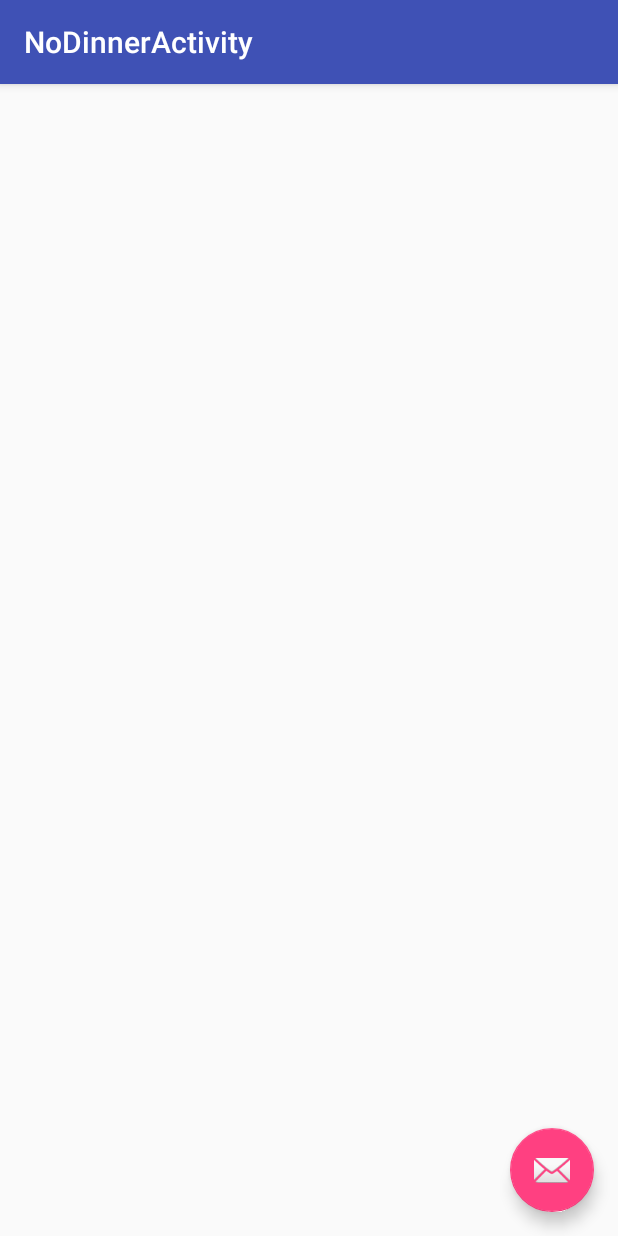
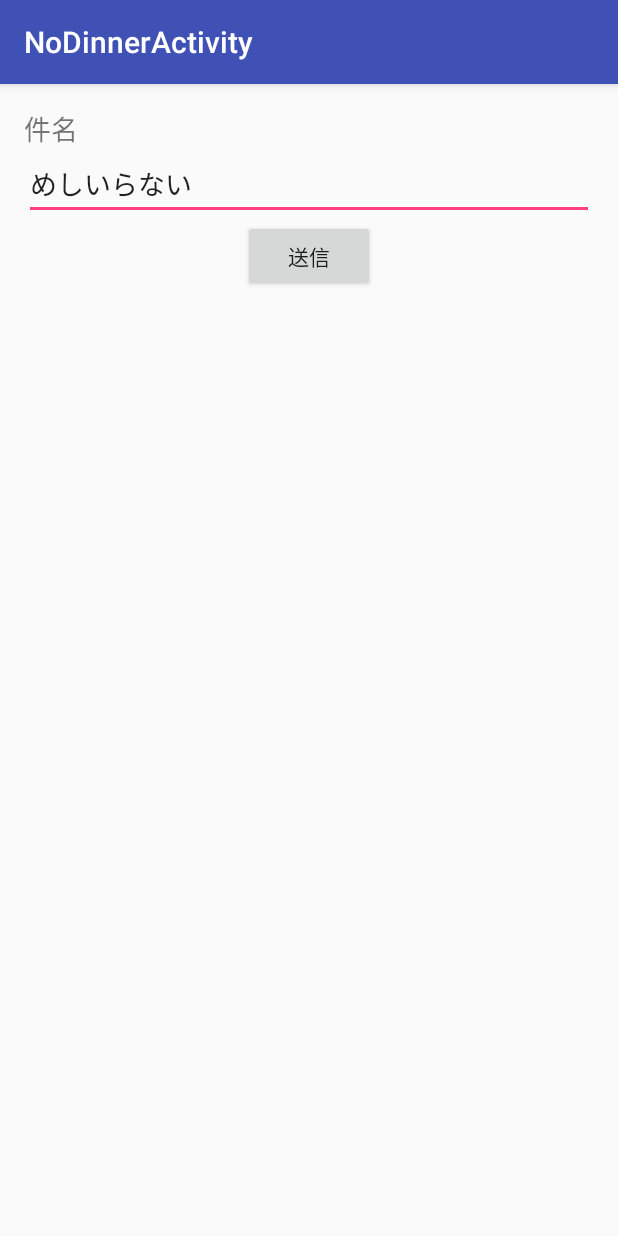
Before and after one commit to soel/twotouchmail, an Android app: the NoDinnerActivity screen opened directly, with no data from a screen before it, on a phone screen of 412 x 824 dp. Run offline under Robolectric (Android 15) with nearby library versions, the phone set to English and light mode, and no system bars.

Commit message:
no dinner の実装

```diff
--- a/app/src/main/java/com/example/kanbara/twotouchmail/NoDinnerActivity.java
+++ b/app/src/main/java/com/example/kanbara/twotouchmail/NoDinnerActivity.java
@@ -1,13 +1,19 @@
 package com.example.kanbara.twotouchmail;
 
+import android.content.Intent;
+import android.content.res.Resources;
+import android.net.Uri;
 import android.os.Bundle;
 import android.support.design.widget.FloatingActionButton;
 import android.support.design.widget.Snackbar;
 import android.support.v7.app.AppCompatActivity;
 import android.support.v7.widget.Toolbar;
 import android.view.View;
+import android.widget.Button;
+import android.widget.EditText;
 
-public class NoDinnerActivity extends AppCompatActivity {
+public class NoDinnerActivity extends AppCompatActivity
+    implements View.OnClickListener, View.OnLongClickListener {
 
     @Override
     protected void onCreate(Bundle savedInstanceState) {
@@ -16,14 +22,36 @@ public class NoDinnerActivity extends AppCompatActivity {
         Toolbar toolbar = (Toolbar) findViewById(R.id.toolbar);
         setSupportActionBar(toolbar);
 
-        FloatingActionButton fab = (FloatingActionButton) findViewById(R.id.fab);
-        fab.setOnClickListener(new View.OnClickListener() {
-            @Override
-            public void onClick(View view) {
-                Snackbar.make(view, "Replace with your own action", Snackbar.LENGTH_LONG)
-                        .setAction("Action", null).show();
-            }
-        });
+        Button btnSend = (Button) this.findViewById(R.id.button3);
+        btnSend.setOnClickListener(this);
+        btnSend.setOnLongClickListener(this);
     }
 
+    @Override
+    public void onClick(View v) {
+        EditText edit01 = (EditText) findViewById(R.id.editText2);
+        String title = edit01.getText().toString();
+        Resources res = getResources();
+        Uri uri = Uri.parse("mailto:" + res.getString(R.string.mail_to).toString());
+        Intent intent = new Intent(Intent.ACTION_SENDTO, uri);
+        intent.putExtra(Intent.EXTRA_SUBJECT, title);
+        intent.putExtra(Intent.EXTRA_TEXT, "遅くなるので食事いらない");
+        startActivity(intent);
+    }
+
+    @Override
+    public boolean onLongClick(View v) {
+        EditText edit01 = (EditText) findViewById(R.id.editText2);
+        String title = edit01.getText().toString();
+        Resources res = getResources();
+        Uri uri = Uri.parse("mailto:" + res.getString(R.string.mail_to).toString());
+        Intent intent = new Intent(Intent.ACTION_SENDTO, uri);
+        intent.putExtra(Intent.EXTRA_SUBJECT, title);
+        intent.putExtra(Intent.EXTRA_TEXT, "遅くなるので食事いりません" + "連絡が遅くなってごめんなさい。" +
+                "いつもありがとう");
+        startActivity(intent);
+        return true;
+    }
+
+
 }
--- a/app/src/main/res/layout/activity_no_dinner.xml
+++ b/app/src/main/res/layout/activity_no_dinner.xml
@@ -17,9 +17,4 @@
 
     <include layout="@layout/content_no_dinner" />
 
-    <android.support.design.widget.FloatingActionButton android:id="@+id/fab"
-        android:layout_width="wrap_content" android:layout_height="wrap_content"
-        android:layout_gravity="bottom|end" android:layout_margin="@dimen/fab_margin"
-        android:src="@android:drawable/ic_dialog_email" />
-
 </android.support.design.widget.CoordinatorLayout>
--- a/app/src/main/res/layout/content_no_dinner.xml
+++ b/app/src/main/res/layout/content_no_dinner.xml
@@ -10,4 +10,30 @@
     tools:showIn="@layout/activity_no_dinner"
     tools:context="com.example.kanbara.twotouchmail.NoDinnerActivity">
 
+    <TextView
+        android:layout_width="wrap_content"
+        android:layout_height="wrap_content"
+        android:text="@string/subject"
+        android:id="@+id/textView2"
+        android:layout_alignParentTop="true"
+        android:layout_alignParentLeft="true"
+        android:layout_alignParentStart="true"
+        android:textSize="18sp" />
+
+    <EditText
+        android:layout_width="match_parent"
+        android:layout_height="wrap_content"
+        android:id="@+id/editText2"
+        android:layout_below="@+id/textView2"
+        android:layout_alignParentLeft="true"
+        android:layout_alignParentStart="true"
+        android:text="@string/button_no_dinner" />
+
+    <Button
+        android:layout_width="wrap_content"
+        android:layout_height="wrap_content"
+        android:text="@string/button_send"
+        android:id="@+id/button3"
+        android:layout_below="@+id/editText2"
+        android:layout_centerHorizontal="true" />
 </RelativeLayout>
```
